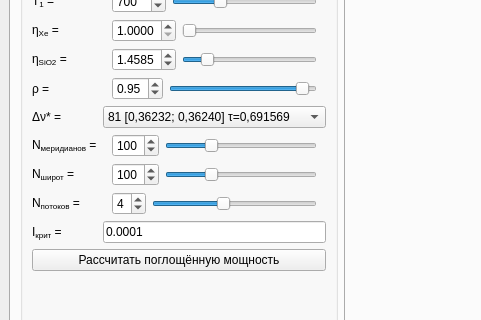
The window that gui/main_window.ui (wcdbmv/MT) describes before a commit, drawn with Qt 5; both pictures show x 0 to 481 and y 326 to 646 of the 1020 by 802 pixel window.
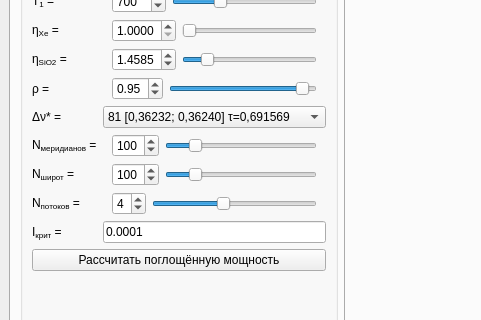
The same window after the commit. The open tabs and pages were chosen to show the change. Custom widgets are drawn as their Qt base class.

```diff
--- a/gui/main_window.ui
+++ b/gui/main_window.ui
@@ -3258,7 +3258,7 @@
                  <number>20</number>
                 </property>
                 <property name="maximum">
-                 <number>300</number>
+                 <number>500</number>
                 </property>
                 <property name="singleStep">
                  <number>10</number>
@@ -3312,7 +3312,7 @@
                  <number>20</number>
                 </property>
                 <property name="maximum">
-                 <number>300</number>
+                 <number>500</number>
                 </property>
                 <property name="singleStep">
                  <number>10</number>
```
Left out of the diff: 6 changed lines with no effect on the pictures.
